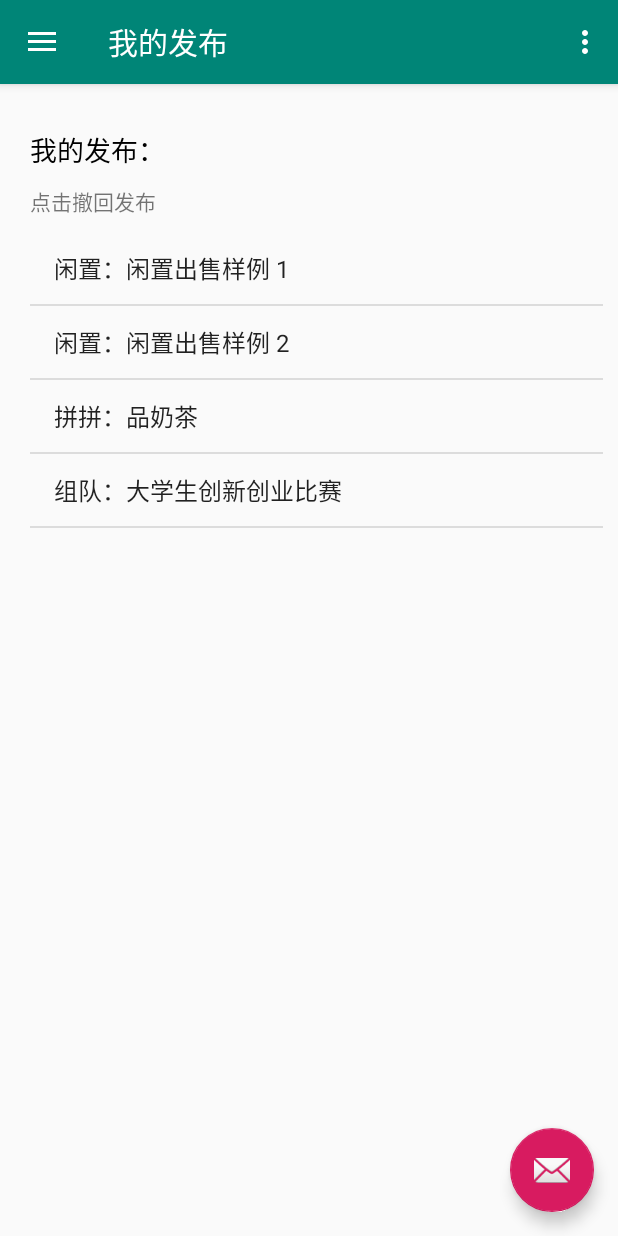
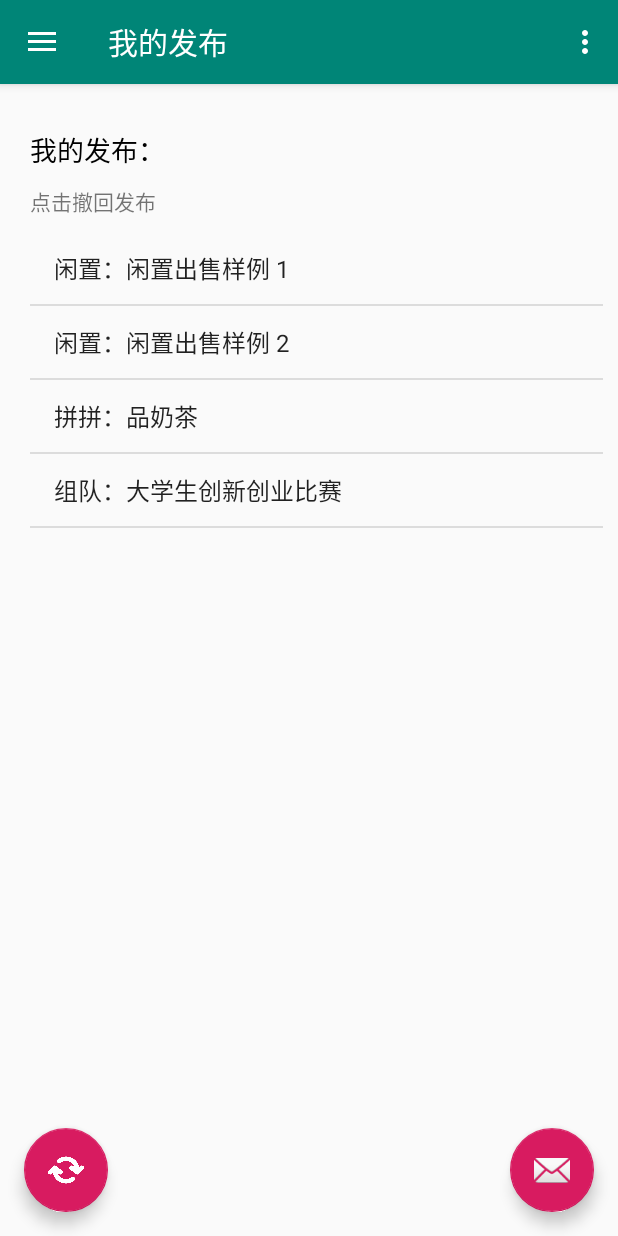
Before and after one commit to VachelChen/ErXianRecomend, an Android app: the MainActivity screen opened directly, with no data from a screen before it, in the side drawer, after a tap on "我的发布", on a phone screen of 412 x 824 dp. Run offline under Robolectric (Android 15) with nearby library versions, the phone set to English and light mode, and no system bars; our stand-ins replace navigation-ui.

Commit message:
实现发布后就更新

```diff
--- a/Mytry322 new/app/src/main/java/com/example/mytry32/MainActivity.java
+++ b/Mytry322 new/app/src/main/java/com/example/mytry32/MainActivity.java
@@ -40,6 +40,17 @@ public class MainActivity extends AppCompatActivity {
 //                        .setAction("Action", null).show();
             }
         });
+
+        FloatingActionButton fab2 = findViewById(R.id.fab2);
+        fab2.setOnClickListener(new View.OnClickListener() {
+            @Override
+            public void onClick(View view) {
+
+//                Snackbar.make(view, "Replace with your own", Snackbar.LENGTH_LONG)//
+//                        .setAction("Action", null).show();
+            }
+        });
+
         DrawerLayout drawer = findViewById(R.id.drawer_layout);
         NavigationView navigationView = findViewById(R.id.nav_view);
         // Passing each menu ID as a set of Ids because each
--- a/Mytry322 new/app/src/main/java/com/example/mytry32/ui/home/HomeFragment.java
+++ b/Mytry322 new/app/src/main/java/com/example/mytry32/ui/home/HomeFragment.java
@@ -26,17 +26,22 @@ public class HomeFragment extends Fragment implements TabLayout.OnTabSelectedLis
     private  Tab1 t1 =new Tab1();
     private Tab2 t2 = new Tab2();
     private Tab3 t3 = new Tab3();
+
+    private boolean isGetData = false;
+
     public View onCreateView(LayoutInflater inflater,
                              @NonNull ViewGroup container,@NonNull  Bundle savedInstanceState) {
 //        homeViewModel =
 //                ViewModelProviders.of(this).get(HomeViewModel.class);
+
            View root = inflater.inflate(R.layout.fragment_home, container, false);
 
-        mTitle=new ArrayList<>();
-        mFragment=new ArrayList<>();
+           if(!isGetData) {
+               mTitle = new ArrayList<>();
+               mFragment = new ArrayList<>();
 
-        tabLayout=root.findViewById(R.id.tableLayout);
-        viewPager=root.findViewById(R.id.viewPager);
+               tabLayout = root.findViewById(R.id.tableLayout);
+               viewPager = root.findViewById(R.id.viewPager);
 
                mFragment.add(t1);
                mFragment.add(t2);
@@ -48,7 +53,7 @@ public class HomeFragment extends Fragment implements TabLayout.OnTabSelectedLis
                mTitle.add("组队");
 
 
-        MyAdapter adapter = new MyAdapter(getChildFragmentManager(),mTitle, mFragment);
+               MyAdapter adapter = new MyAdapter(getChildFragmentManager(), mTitle, mFragment);
 
                viewPager.setAdapter(adapter);
 
@@ -58,9 +63,21 @@ public class HomeFragment extends Fragment implements TabLayout.OnTabSelectedLis
 
                // 使用ViewPager的适配器
                tabLayout.setTabsFromPagerAdapter(adapter);
+           }
+           else{
+               isGetData = false;
+           }
+
 
         return root;
     }
+
+    @Override
+    public void onPause() {
+        super.onPause();
+        isGetData = false;
+    }
+
 
     @Override
     public void onTabSelected(TabLayout.Tab tab) {
--- a/Mytry322 new/app/src/main/res/layout/app_bar_main.xml
+++ b/Mytry322 new/app/src/main/res/layout/app_bar_main.xml
@@ -30,4 +30,12 @@
         android:layout_margin="@dimen/fab_margin"
         app:srcCompat="@android:drawable/ic_dialog_email" />
 
+    <com.google.android.material.floatingactionbutton.FloatingActionButton
+        android:id="@+id/fab2"
+        android:layout_width="wrap_content"
+        android:layout_height="wrap_content"
+        android:layout_gravity="bottom|left"
+        android:layout_margin="@dimen/fab_margin"
+        app:srcCompat="@drawable/ic_fresh" />
+
 </androidx.coordinatorlayout.widget.CoordinatorLayout>
```
Also changed, not shown: Mytry322 new/app/src/main/java/com/example/mytry32/ui/home/Fb_1.java (+8 -0 lines), Mytry322 new/app/src/main/java/com/example/mytry32/ui/home/Fb_2.java (+8 -0 lines), Mytry322 new/app/src/main/java/com/example/mytry32/ui/home/Fb_3.java (+8 -0 lines), Mytry322 new/app/src/main/res/drawable/ic_fresh.png (added). Lines whose indentation alone changed are shown as unchanged.
